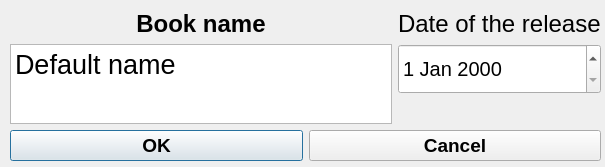
Old version of the form GUI/addbook.ui in the repository vetalmon20/OOP-2nd-Course-1Lab.
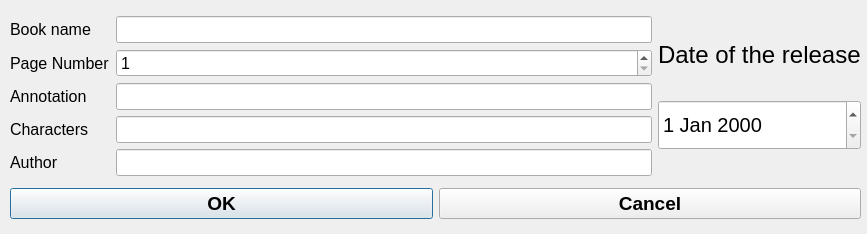
New version of the form.

Patch:
```diff
--- a/GUI/addbook.ui
+++ b/GUI/addbook.ui
@@ -6,20 +6,20 @@
    <rect>
     <x>0</x>
     <y>0</y>
-    <width>605</width>
-    <height>167</height>
+    <width>867</width>
+    <height>234</height>
    </rect>
   </property>
   <property name="minimumSize">
    <size>
-    <width>605</width>
-    <height>167</height>
+    <width>867</width>
+    <height>234</height>
    </size>
   </property>
   <property name="maximumSize">
    <size>
-    <width>605</width>
-    <height>167</height>
+    <width>867</width>
+    <height>234</height>
    </size>
   </property>
   <property name="windowTitle">
@@ -30,8 +30,8 @@
     <rect>
      <x>10</x>
      <y>10</y>
-     <width>591</width>
-     <height>151</height>
+     <width>851</width>
+     <height>217</height>
     </rect>
    </property>
    <layout class="QVBoxLayout" name="verticalLayout_3">
@@ -40,44 +40,169 @@
       <item>
        <layout class="QVBoxLayout" name="verticalLayout">
         <item>
-         <widget class="QLabel" name="label">
-          <property name="font">
-           <font>
-            <pointsize>18</pointsize>
-            <weight>75</weight>
-            <bold>true</bold>
-           </font>
-          </property>
-          <property name="text">
-           <string>Book name</string>
-          </property>
-          <property name="alignment">
-           <set>Qt::AlignCenter</set>
-          </property>
-         </widget>
-        </item>
-        <item>
-         <widget class="QTextEdit" name="user_input">
-          <property name="font">
-           <font>
-            <pointsize>20</pointsize>
-           </font>
-          </property>
-          <property name="documentTitle">
-           <string/>
-          </property>
-          <property name="html">
-           <string>&lt;!DOCTYPE HTML PUBLIC &quot;-//W3C//DTD HTML 4.0//EN&quot; &quot;http://www.w3.org/TR/REC-html40/strict.dtd&quot;&gt;
-&lt;html&gt;&lt;head&gt;&lt;meta name=&quot;qrichtext&quot; content=&quot;1&quot; /&gt;&lt;style type=&quot;text/css&quot;&gt;
-p, li { white-space: pre-wrap; }
-&lt;/style&gt;&lt;/head&gt;&lt;body style=&quot; font-family:'MS Shell Dlg 2'; font-size:20pt; font-weight:400; font-style:normal;&quot;&gt;
-&lt;p style=&quot; margin-top:0px; margin-bottom:0px; margin-left:0px; margin-right:0px; -qt-block-indent:0; text-indent:0px;&quot;&gt;&lt;span style=&quot; font-family:'MS Shell Dlg 2';&quot;&gt;Default name&lt;/span&gt;&lt;/p&gt;
-&lt;p style=&quot;-qt-paragraph-type:empty; margin-top:0px; margin-bottom:0px; margin-left:0px; margin-right:0px; -qt-block-indent:0; text-indent:0px; font-family:'MS Shell Dlg 2';&quot;&gt;&lt;br /&gt;&lt;/p&gt;&lt;/body&gt;&lt;/html&gt;</string>
-          </property>
-          <property name="placeholderText">
-           <string/>
-          </property>
-         </widget>
+         <layout class="QVBoxLayout" name="verticalLayout_4">
+          <item>
+           <layout class="QHBoxLayout" name="horizontalLayout_7">
+            <item>
+             <widget class="QLabel" name="label">
+              <property name="minimumSize">
+               <size>
+                <width>100</width>
+                <height>0</height>
+               </size>
+              </property>
+              <property name="font">
+               <font>
+                <pointsize>12</pointsize>
+               </font>
+              </property>
+              <property name="text">
+               <string>Book name</string>
+              </property>
+             </widget>
+            </item>
+            <item>
+             <widget class="QLineEdit" name="bookName">
+              <property name="font">
+               <font>
+                <pointsize>12</pointsize>
+               </font>
+              </property>
+             </widget>
+            </item>
+           </layout>
+          </item>
+          <item>
+           <layout class="QHBoxLayout" name="horizontalLayout_3">
+            <item>
+             <widget class="QLabel" name="label_4">
+              <property name="maximumSize">
+               <size>
+                <width>100</width>
+                <height>16777215</height>
+               </size>
+              </property>
+              <property name="font">
+               <font>
+                <pointsize>12</pointsize>
+               </font>
+              </property>
+              <property name="text">
+               <string>Page Number</string>
+              </property>
+             </widget>
+            </item>
+            <item>
+             <widget class="QSpinBox" name="bookPageNumber">
+              <property name="font">
+               <font>
+                <pointsize>12</pointsize>
+               </font>
+              </property>
+              <property name="minimum">
+               <number>1</number>
+              </property>
+              <property name="maximum">
+               <number>10000</number>
+              </property>
+             </widget>
+            </item>
+           </layout>
+          </item>
+          <item>
+           <layout class="QHBoxLayout" name="horizontalLayout_4">
+            <item>
+             <widget class="QLabel" name="label_6">
+              <property name="minimumSize">
+               <size>
+                <width>100</width>
+                <height>0</height>
+               </size>
+              </property>
+              <property name="font">
+               <font>
+                <pointsize>12</pointsize>
+               </font>
+              </property>
+              <property name="text">
+               <string>Annotation</string>
+              </property>
+             </widget>
+            </item>
+            <item>
+             <widget class="QLineEdit" name="bookAnnotation">
+              <property name="font">
+               <font>
+                <pointsize>12</pointsize>
+               </font>
+              </property>
+             </widget>
+            </item>
+           </layout>
+          </item>
+          <item>
+           <layout class="QHBoxLayout" name="horizontalLayout_5">
+            <item>
+             <widget class="QLabel" name="label_5">
+              <property name="minimumSize">
+               <size>
+                <width>100</width>
+                <height>0</height>
+               </size>
+              </property>
+              <property name="font">
+               <font>
+                <pointsize>12</pointsize>
+               </font>
+              </property>
+              <property name="text">
+               <string>Characters</string>
+              </property>
+             </widget>
+            </item>
+            <item>
+             <widget class="QLineEdit" name="bookCharacters">
+              <property name="font">
+               <font>
+                <pointsize>12</pointsize>
+               </font>
+              </property>
+             </widget>
+            </item>
+           </layout>
+          </item>
+          <item>
+           <layout class="QHBoxLayout" name="horizontalLayout_6">
+            <item>
+             <widget class="QLabel" name="label_3">
+              <property name="minimumSize">
+               <size>
+                <width>100</width>
+                <height>0</height>
+               </size>
+              </property>
+              <property name="font">
+               <font>
+                <pointsize>12</pointsize>
+               </font>
+              </property>
+              <property name="text">
+               <string>Author</string>
+              </property>
+             </widget>
+            </item>
+            <item>
+             <widget class="QLineEdit" name="bookAuthor">
+              <property name="font">
+               <font>
+                <pointsize>12</pointsize>
+               </font>
+              </property>
+             </widget>
+            </item>
+           </layout>
+          </item>
+         </layout>
         </item>
        </layout>
       </item>
@@ -105,23 +230,7 @@
          </widget>
         </item>
         <item>
-         <spacer name="verticalSpacer_2">
-          <property name="orientation">
-           <enum>Qt::Vertical</enum>
-          </property>
-          <property name="sizeType">
-           <enum>QSizePolicy::Maximum</enum>
-          </property>
-          <property name="sizeHint" stdset="0">
-           <size>
-            <width>20</width>
-            <height>7</height>
-           </size>
-          </property>
-         </spacer>
-        </item>
-        <item>
-         <widget class="QDateEdit" name="dateRelease">
+         <widget class="QDateEdit" name="bookDate">
           <property name="minimumSize">
            <size>
             <width>0</width>
@@ -135,19 +244,6 @@
           </property>
          </widget>
         </item>
-        <item>
-         <spacer name="verticalSpacer">
-          <property name="orientation">
-           <enum>Qt::Vertical</enum>
-          </property>
-          <property name="sizeHint" stdset="0">
-           <size>
-            <width>20</width>
-            <height>40</height>
-           </size>
-          </property>
-         </spacer>
-        </item>
        </layout>
       </item>
      </layout>
```
